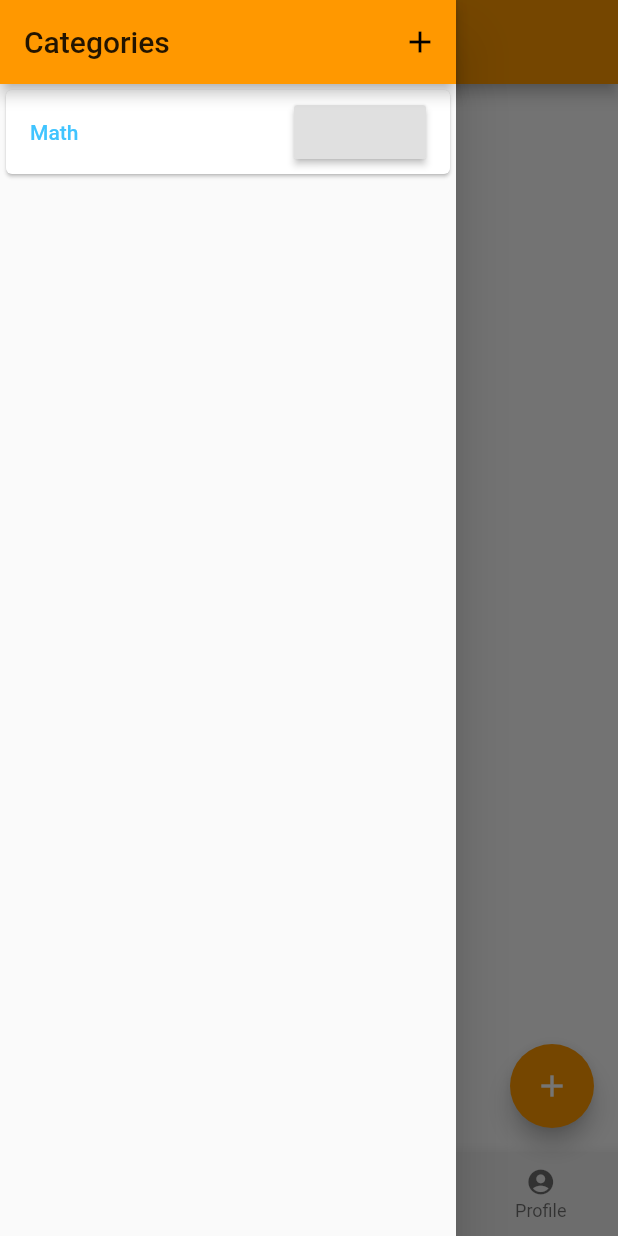
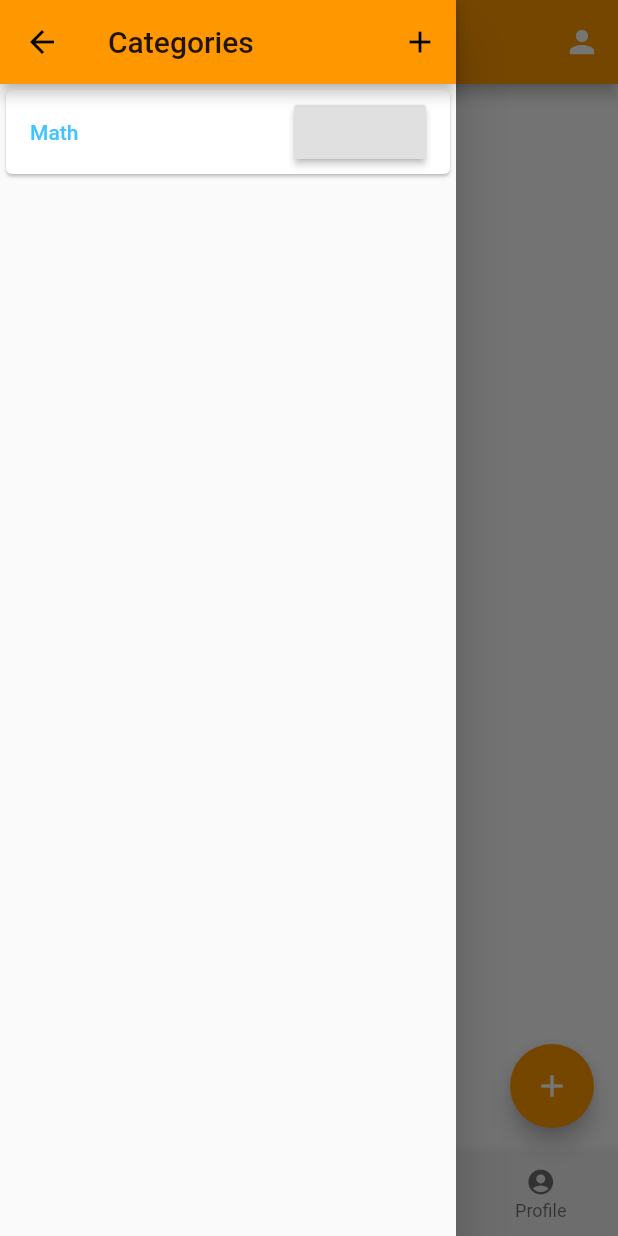
Before and after one commit to sloth-company/sloth, a Flutter app: the screen it shows after launch, with the side drawer open, on a phone screen of 412 x 824 dp. Run offline on Flutter 3.47's test engine with Material 2 defaults, Android fonts, the light colour scheme and no system bars; our stand-ins replace firebase_auth, flutter_colorpicker; accounts and stored records are empty.

Commit message:
Add files via upload

```diff
--- a/lib/Sloth_login_ui.dart
+++ b/lib/Sloth_login_ui.dart
@@ -80,13 +80,17 @@
             padding: EdgeInsets.all(16.0),
             child: new Form(
               key: formKey,
+              child: new SingleChildScrollView(
                 child: new Column(
                   crossAxisAlignment: CrossAxisAlignment.stretch,
                   children: <Widget>[
                     Image(
                       image: AssetImage('assets/Sloth_temp_logo.jpg'),
+                      height: 200,
+                      width: 200,
                     ),
                   ] + buildInputs() + buildSubmitButtons(),
+                ),
               ),
             )
         )
@@ -118,6 +122,7 @@
               formKey.currentState.save();
               print(_email);
               print(_password);
+              Navigator.pop(context);
             }
           },
           //validateAndSubmit,
@@ -136,6 +141,7 @@
               formKey.currentState.save();
               print(_email);
               print(_password);
+              Navigator.pop(context);
             }
           },
           //validateAndSubmit,
--- a/lib/home.dart
+++ b/lib/home.dart
@@ -443,6 +443,15 @@
           'Home',
           style: TextStyle(color: Colors.white),
         ),
+        actions: [
+          IconButton(
+            icon: Icon(
+              Icons.person,
+              color: Colors.white,
+            ),
+            onPressed: () => Navigator.pushNamed(context, '/login'),
+          ),
+        ],
       ),
       AppBar(
         title: Text(
--- a/lib/main.dart
+++ b/lib/main.dart
@@ -3,6 +3,8 @@
 import 'categories.dart';
 import 'package:flutter_colorpicker/flutter_colorpicker.dart';
 import 'package:jonah_sloth_ui/home.dart';
+import 'Sloth_login_ui.dart';
+import 'loading.dart';
 void main() {
   runApp(new TodoApp());
 }
@@ -30,7 +32,12 @@
         visualDensity: VisualDensity.adaptivePlatformDensity,
       ),
       debugShowCheckedModeBanner: false,
-      home: new TodoList(),
+      initialRoute: '/home',
+      routes: {
+        '/': (context) => Loading(),  //This doesn't exist yet but will probably be needed later
+        '/login': (context) => LoginPage(),
+        '/home': (context) => TodoList(),
+      },
     );
   }
 }
```
Also changed, not shown: lib/auth.dart (added, +35 -0 lines), lib/loading.dart (added, +13 -0 lines). Lines whose indentation alone changed are shown as unchanged.
